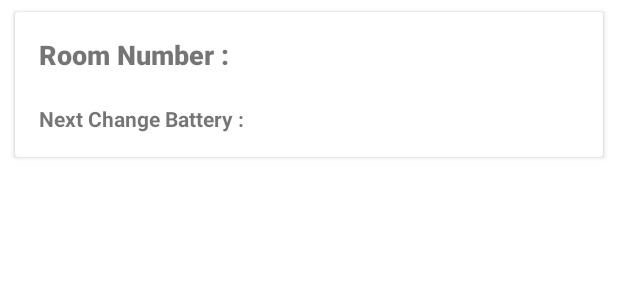
After one commit to zaskiadev/HSPBToolFCM3, an Android app: the layout list_card_list_promo.xml on its own in the app's theme, with its tools: preview values and no code run, on a phone screen of 412 x 824 dp. The commit adds this screen. Shown: the top 300 px of the screen. Run offline under Robolectric (Android 15) with nearby library versions, the phone set to English and light mode, and no system bars; Roboto replaces fonts that are not available here.

Commit message:
List Data Promo

```diff
--- /dev/null
+++ b/app/src/main/java/id/kotlin/hspbtool/domain/ListPromoView.kt
@@ -0,0 +1,5 @@
+package id.kotlin.hspbtool.domain
+
+import java.util.*
+
+data class ListPromoView (val nama_promo:String?, val image_promo:String?, val detail_promo:String?)
--- a/app/src/main/java/id/kotlin/hspbtool/item/BannerCarouselItem.kt
+++ b/app/src/main/java/id/kotlin/hspbtool/item/BannerCarouselItem.kt
@@ -62,7 +62,7 @@ class BannerCarouselItem(private val banners: MutableList<BannerPromo>,
 
             listener.onBannerClick(banners,position)
 
-
+            Log.e("Position in viewPagerBanner",""+position)
 
         }
 
@@ -70,7 +70,7 @@ class BannerCarouselItem(private val banners: MutableList<BannerPromo>,
 
             listener.onBannerClick(banners,position)
             //ini ketika di klik buttonnya
-
+            Log.e("Position in btnSemuaPromo",""+position)
 
 
 
@@ -79,7 +79,7 @@ class BannerCarouselItem(private val banners: MutableList<BannerPromo>,
 
 
             listener.onBannerClick(banners,position)
-
+            Log.e("Position in setOnClickListener",""+position)
 
 
         }
--- /dev/null
+++ b/app/src/main/res/layout/list_card_list_promo.xml
@@ -0,0 +1,57 @@
+<?xml version="1.0" encoding="utf-8"?>
+<androidx.constraintlayout.widget.ConstraintLayout
+    xmlns:android="http://schemas.android.com/apk/res/android" android:layout_width="match_parent"
+    android:layout_height="wrap_content">
+
+    <LinearLayout
+        android:layout_width="match_parent"
+        android:layout_height="match_parent"
+        android:orientation="vertical">
+
+        <androidx.cardview.widget.CardView
+            android:id="@+id/cardList"
+            android:layout_width="match_parent"
+            android:layout_height="wrap_content"
+            android:layout_marginTop="8dp"
+            android:layout_marginBottom="4dp"
+            android:layout_marginLeft="10dp"
+            android:layout_marginRight="10dp">
+
+            <LinearLayout
+                android:layout_width="match_parent"
+                android:layout_height="wrap_content"
+                android:padding="16dp"
+                android:orientation="vertical">
+
+
+                <TextView
+                    android:id="@+id/namaPromo"
+                    android:layout_width="match_parent"
+                    android:layout_height="wrap_content"
+                    android:fontFamily="sans-serif-black"
+                    android:text="Room Number : "
+                    android:textSize="18dp"
+                    android:textStyle="bold" />
+
+                <ImageView
+                    android:id="@+id/imageListPromo"
+                    android:layout_width="match_parent"
+                    android:layout_height="wrap_content"
+                    android:layout_marginTop="5dp"
+                    android:textStyle="bold" />
+
+                <TextView
+                    android:id="@+id/detailPromo"
+                    android:layout_width="match_parent"
+                    android:layout_height="wrap_content"
+                    android:layout_marginTop="15dp"
+                    android:text="Next Change Battery : "
+                    android:textStyle="bold" />
+
+            </LinearLayout>
+
+        </androidx.cardview.widget.CardView>
+
+    </LinearLayout>
+
+</androidx.constraintlayout.widget.ConstraintLayout>
```
Also changed, not shown: app/src/main/java/id/kotlin/hspbtool/ViewDetailPromoActivity.kt (+48 -109 lines), app/src/main/java/id/kotlin/hspbtool/adapter/AdapterCardListViewListPromo.kt (added, +40 -0 lines), app/src/main/java/id/kotlin/hspbtool/hotel_information_test_activity.kt (+12 -13 lines), app/src/main/res/layout/activity_promo_detail.xml (+46 -37 lines), app/src/main/res/layout/item_carousel_banner.xml (+11 -11 lines), 434 other files.
